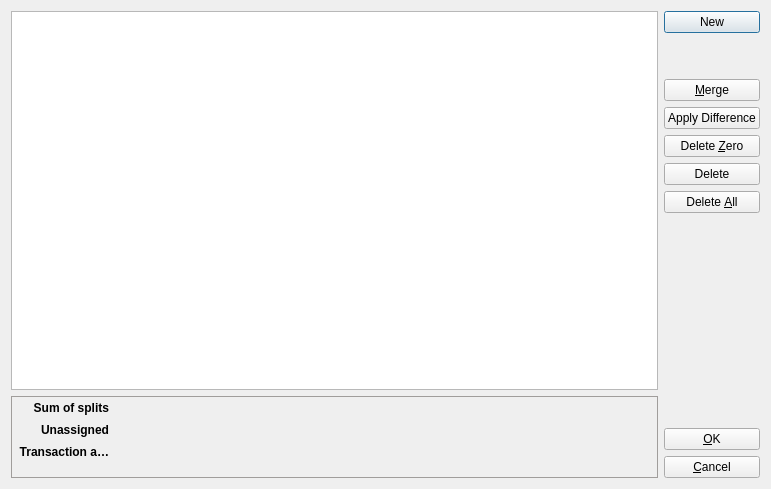
Qt form kmymoney/views/splitdialog.ui (KDE/kmymoney) before a commit.
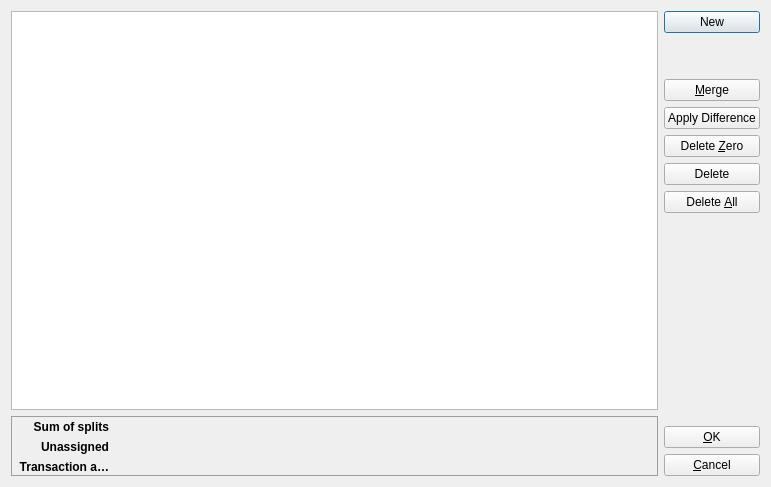
The same form after that commit. Custom widgets are drawn as their Qt base class.

Commit message:
Improve layout of split dialog
The size of the summary box at the bottom did not fit all text. The
height is now calculated based on the space needed by the font for each
line.

What changed in the file:
```diff
--- a/kmymoney/views/splitdialog.ui
+++ b/kmymoney/views/splitdialog.ui
@@ -7,7 +7,7 @@
     <x>0</x>
     <y>0</y>
     <width>771</width>
-    <height>489</height>
+    <height>487</height>
    </rect>
   </property>
   <property name="windowTitle">
@@ -33,7 +33,7 @@
        <property name="minimumSize">
         <size>
          <width>0</width>
-         <height>82</height>
+         <height>60</height>
         </size>
        </property>
        <property name="palette">
@@ -174,6 +174,15 @@
             </color>
            </brush>
           </colorrole>
+          <colorrole role="PlaceholderText">
+           <brush brushstyle="NoBrush">
+            <color alpha="128">
+             <red>0</red>
+             <green>0</green>
+             <blue>0</blue>
+            </color>
+           </brush>
+          </colorrole>
          </active>
          <inactive>
           <colorrole role="WindowText">
@@ -311,6 +320,15 @@
             </color>
            </brush>
           </colorrole>
+          <colorrole role="PlaceholderText">
+           <brush brushstyle="NoBrush">
+            <color alpha="128">
+             <red>0</red>
+             <green>0</green>
+             <blue>0</blue>
+            </color>
+           </brush>
+          </colorrole>
          </inactive>
          <disabled>
           <colorrole role="WindowText">
@@ -448,6 +466,15 @@
             </color>
            </brush>
           </colorrole>
+          <colorrole role="PlaceholderText">
+           <brush brushstyle="NoBrush">
+            <color alpha="128">
+             <red>0</red>
+             <green>0</green>
+             <blue>0</blue>
+            </color>
+           </brush>
+          </colorrole>
          </disabled>
         </palette>
        </property>
@@ -481,8 +508,11 @@
        <attribute name="verticalHeaderVisible">
         <bool>false</bool>
        </attribute>
+       <attribute name="verticalHeaderMinimumSectionSize">
+        <number>20</number>
+       </attribute>
        <attribute name="verticalHeaderDefaultSectionSize">
-        <number>22</number>
+        <number>20</number>
        </attribute>
        <row>
         <property name="text">
@@ -504,7 +534,7 @@
          <string notr="true">col</string>
         </property>
         <property name="textAlignment">
-         <set>AlignLeft|AlignVCenter</set>
+         <set>AlignLeading|AlignVCenter</set>
         </property>
        </column>
        <column>
@@ -517,7 +547,7 @@
          <string>Sum of splits</string>
         </property>
         <property name="textAlignment">
-         <set>AlignRight|AlignVCenter</set>
+         <set>AlignTrailing|AlignVCenter</set>
         </property>
         <property name="flags">
          <set>NoItemFlags</set>
@@ -528,7 +558,7 @@
          <string notr="true"/>
         </property>
         <property name="textAlignment">
-         <set>AlignRight|AlignVCenter</set>
+         <set>AlignTrailing|AlignVCenter</set>
         </property>
        </item>
        <item row="1" column="0">
@@ -536,7 +566,7 @@
          <string notr="true">Unassigned</string>
         </property>
         <property name="textAlignment">
-         <set>AlignRight|AlignVCenter</set>
+         <set>AlignTrailing|AlignVCenter</set>
         </property>
         <property name="flags">
          <set>ItemIsEnabled</set>
@@ -547,7 +577,7 @@
          <string notr="true"/>
         </property>
         <property name="textAlignment">
-         <set>AlignRight|AlignVCenter</set>
+         <set>AlignTrailing|AlignVCenter</set>
         </property>
        </item>
        <item row="2" column="0">
@@ -555,7 +585,7 @@
          <string>Transaction amount</string>
         </property>
         <property name="textAlignment">
-         <set>AlignRight|AlignVCenter</set>
+         <set>AlignTrailing|AlignVCenter</set>
         </property>
         <property name="flags">
          <set>ItemIsEnabled</set>
@@ -566,7 +596,7 @@
          <string notr="true"/>
         </property>
         <property name="textAlignment">
-         <set>AlignRight|AlignVCenter</set>
+         <set>AlignTrailing|AlignVCenter</set>
         </property>
        </item>
       </widget>
@@ -581,8 +611,17 @@
      <property name="frameShadow">
       <enum>QFrame::Plain</enum>
      </property>
-     <layout class="QVBoxLayout" name="verticalLayout" stretch="1,0,1,1,1,1,3,1,1">
-      <property name="margin">
+     <layout class="QVBoxLayout" name="verticalLayout" stretch="1,0,1,1,1,1,3,1,1,0">
+      <property name="leftMargin">
+       <number>0</number>
+      </property>
+      <property name="topMargin">
+       <number>0</number>
+      </property>
+      <property name="rightMargin">
+       <number>0</number>
+      </property>
+      <property name="bottomMargin">
        <number>0</number>
       </property>
       <item>
```
Left out of the diff: 3 changed lines with no effect on the pictures. The commit also changes 1 other file.
